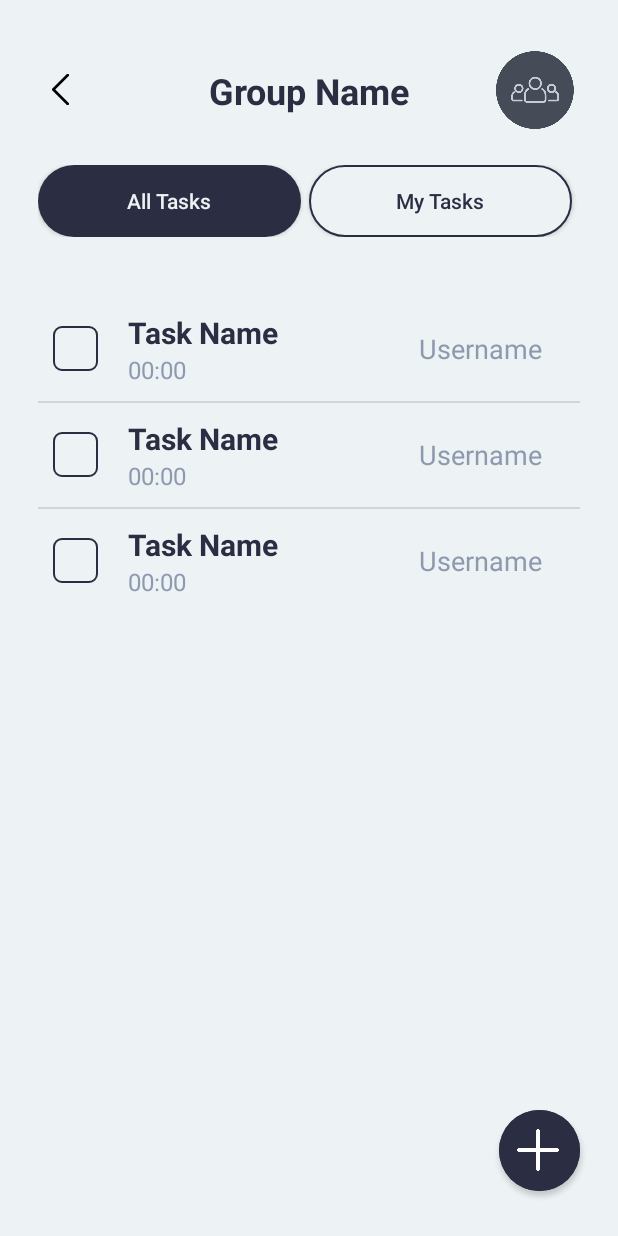
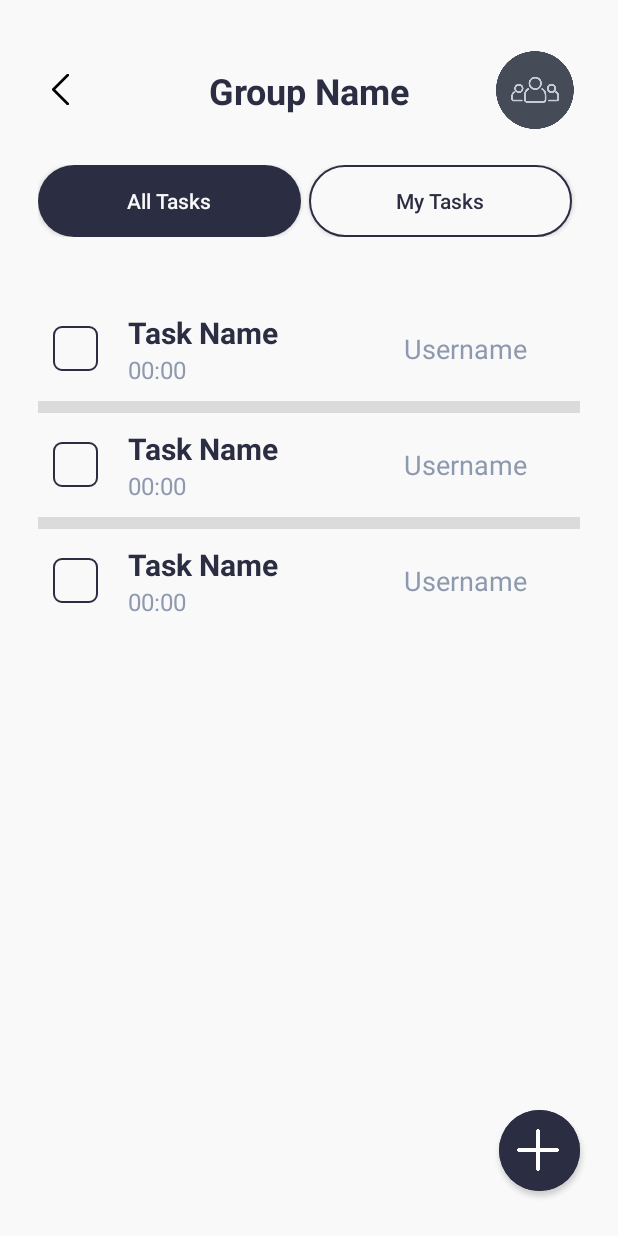
Before and after one commit to LeungYuLap19/Mobile-Computing-GP, an Android app: the layout main_group_tasks.xml on its own in the app's theme, with its tools: preview values and no code run, on a phone screen of 412 x 824 dp. Run offline under Robolectric (Android 15) with nearby library versions, the phone set to English and light mode, and no system bars.

```diff
--- a/src/main/res/layout/main_group_tasks.xml
+++ b/src/main/res/layout/main_group_tasks.xml
@@ -115,7 +115,8 @@
                     android:layout_width="match_parent"
                     android:layout_height="wrap_content"
                     android:scrollbars="none"
-                    tools:listitem="@layout/task_listview_item">
+                    tools:listitem="@layout/task_listview_item"
+                    android:dividerHeight="8dp">
 
                 </ListView>
 
--- a/src/main/res/layout/task_listview_item.xml
+++ b/src/main/res/layout/task_listview_item.xml
@@ -54,7 +54,7 @@
         android:textSize="18sp"
         android:textColor="@color/text_small"
         android:gravity="center"
-        android:layout_marginRight="10dp"/>
+        android:layout_marginRight="20dp"/>
 
     <View
         android:id="@+id/category_color"
--- a/src/main/res/values/colors.xml
+++ b/src/main/res/values/colors.xml
@@ -3,7 +3,7 @@
     <color name="black">#FF000000</color>
     <color name="white">#FFFFFFFF</color>
 
-    <color name="background">#EDF2F4</color>
+    <color name="background">#faf9f9</color>
     <color name="text_regular">#2B2D42</color>
     <color name="text_small">#8D99AE</color>
     <color name="text_highlight">#EF233C</color>
```
